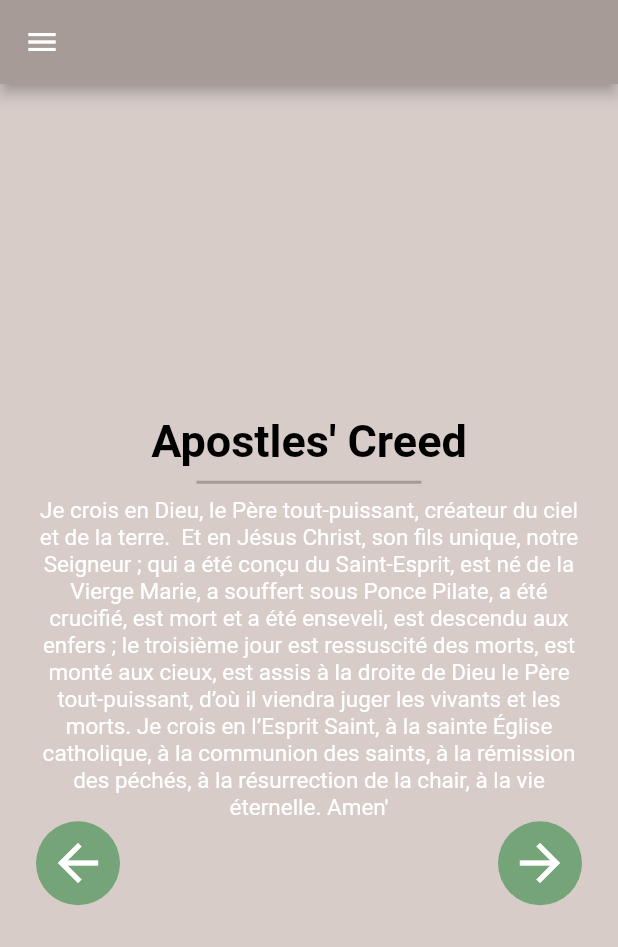
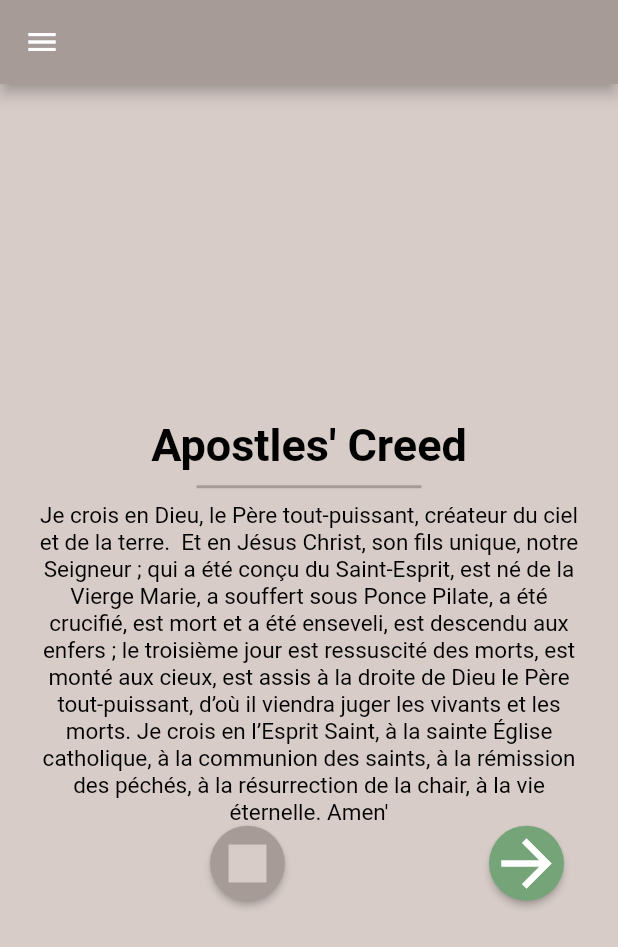
Before and after one commit to PierreJunior/MysteresApp, a Flutter app: the screen it shows after launch, after a tap on "Pray", on a phone screen of 412 x 824 dp. Shown: the top 947 px of the screen. Run offline on Flutter 3.47's test engine with Material 2 defaults, Android fonts, the phone set to English and light mode, and no system bars; our stand-ins replace another_flushbar, dropdown_button2, wave; Roboto replaces fonts that are missing (NotoSansJP Bold).

Commit message:
styled the back and forward buttons and changed them from TextButton to ElevatedButton

```diff
--- a/lib/components/color_palette.dart
+++ b/lib/components/color_palette.dart
@@ -7,4 +7,6 @@ class ColorPalette {
   static const secondary = Color(0xFFa5d6a7);
   static const secondaryLight = Color(0xFFd7ffd9);
   static const secondaryDark = Color(0xFF75a478);
+  static const primaryWarning = Color(0xFFe69064);
+  static const secondaryWarning = Color(0xFFe69064);
 }
--- a/lib/screens/pray_screen.dart
+++ b/lib/screens/pray_screen.dart
@@ -1,9 +1,10 @@
-import 'package:awesome_snackbar_content/awesome_snackbar_content.dart';
 import 'package:flutter/material.dart';
 import 'package:mysteres/components/color_palette.dart';
 import 'package:mysteres/components/font.dart';
 import 'package:mysteres/navigation_Drawer.dart';
+import 'package:mysteres/screens/landing_screen.dart';
 import 'package:mysteres/services/rosary_prayer_service.dart';
+import 'package:another_flushbar/flushbar.dart';
 
 class PrayScreen extends StatefulWidget {
   const PrayScreen({Key? key, required this.selectedDay}) : super(key: key);
@@ -18,6 +19,7 @@ class _PrayScreenState extends State<PrayScreen> {
   late final RosaryPrayerService _rosaryPrayerService =
       RosaryPrayerService(widget.selectedDay);
   late Map<String, Object> _selectedPrayer;
+  bool _isVisible = false;
 
   // _PrayScreenState(String selectedDay) {
   //   _rosaryPrayerService = RosaryPrayerService(selectedDay);
@@ -29,6 +31,20 @@ class _PrayScreenState extends State<PrayScreen> {
     initPrayer();
   }
 
+  void showButton() {
+    setState(() {
+      _isVisible = true;
+    });
+  }
+
+  void hideButton() {
+    setState(() {
+      if (_rosaryPrayerService.getCurrentStep() == 2) {
+        _isVisible = false;
+      }
+    });
+  }
+
   void nextStep() {
     _rosaryPrayerService.increaseStep();
   }
@@ -37,10 +53,36 @@ class _PrayScreenState extends State<PrayScreen> {
     _rosaryPrayerService.decreaseStep();
   }
 
+  bool lastStep() {
+    if (_rosaryPrayerService.getCurrentStep() == 30) {
+      return true;
+    } else {
+      return false;
+    }
+  }
+
   void getPrayer() {
     setState(() {
       _selectedPrayer = _rosaryPrayerService.getPrayer();
     });
+  }
+
+  void notificationPrayer() {
+    Flushbar(
+      backgroundColor: ColorPalette.secondaryDark,
+      message: 'Prayer Finished!',
+      duration: const Duration(seconds: 5),
+      flushbarPosition: FlushbarPosition.TOP,
+    ).show(context);
+  }
+
+  void notificationEndedEarly() {
+    Flushbar(
+      backgroundColor: ColorPalette.primaryWarning,
+      message: 'You ended your Rosary early',
+      duration: const Duration(seconds: 5),
+      flushbarPosition: FlushbarPosition.TOP,
+    ).show(context);
   }
 
   void initPrayer() {
@@ -85,7 +127,8 @@ class _PrayScreenState extends State<PrayScreen> {
                     Text(
                       _selectedPrayer["value"] as String? ?? "",
                       style: const TextStyle(
-                        color: Colors.white,
+                        color: Colors.black,
+                        fontFamily: "NotoSansJP Bold",
                         fontSize: 15,
                       ),
                       textAlign: TextAlign.center,
@@ -97,27 +140,42 @@ class _PrayScreenState extends State<PrayScreen> {
               Row(
                 mainAxisAlignment: MainAxisAlignment.spaceBetween,
                 children: [
-                  TextButton(
+                  Visibility(
+                    visible: _isVisible,
+                    child: ElevatedButton(
                       style: ButtonStyle(
                           shape: MaterialStateProperty.all<OutlinedBorder>(
                               const CircleBorder()),
                           backgroundColor: MaterialStateProperty.all<Color>(
                               ColorPalette.secondaryDark)),
                       onPressed: () {
-                      if (_rosaryPrayerService.getCurrentStep() <= 1) {
-                        null;
-                      } else {
+                        hideButton();
                         previousStep();
                         getPrayer();
-                      }
                       },
                       child: const Icon(
                         Icons.arrow_back,
                         color: Colors.white,
-                      size: 40,
+                        size: 50,
                       ),
                     ),
-                  TextButton(
+                  ),
+                  ElevatedButton(
+                      style: ButtonStyle(
+                          shape: MaterialStateProperty.all<OutlinedBorder>(
+                              const CircleBorder()),
+                          backgroundColor: MaterialStateProperty.all<Color>(
+                              ColorPalette.primaryDark)),
+                      onPressed: () {
+                        Navigator.popAndPushNamed(context, LandingScreen.id);
+                        notificationEndedEarly();
+                      },
+                      child: const Icon(
+                        Icons.stop,
+                        color: ColorPalette.primary,
+                        size: 50,
+                      )),
+                  ElevatedButton(
                     style: ButtonStyle(
                         shape: MaterialStateProperty.all<OutlinedBorder>(
                             const CircleBorder()),
@@ -126,28 +184,23 @@ class _PrayScreenState extends State<PrayScreen> {
                     onPressed: () {
                       if (_rosaryPrayerService.getCurrentStep() >=
                           _rosaryPrayerService.getTotalPrayerSteps()) {
-                          var snackBar = SnackBar(
-                            elevation: 0,
-                            behavior: SnackBarBehavior.floating,
-                            backgroundColor: Colors.transparent,
-                            content: AwesomeSnackbarContent(
-                              title: 'Finished',
-                              message: '',
-                              contentType: ContentType.success,
-                              color: Colors.cyan,
-                            ),
-                          );
-                          ScaffoldMessenger.of(context).showSnackBar(snackBar);
+                        Navigator.popAndPushNamed(context, LandingScreen.id);
+                        notificationPrayer();
                       } else {
+                        showButton();
                         nextStep();
                         getPrayer();
+                        //   Icons.arrow_forward,
+                        // color: Colors.white,
+                        // size: 40,
                       }
                     },
-                      child: const Icon(
-                        Icons.arrow_forward,
+                    child: Icon(
+                      (lastStep()) ? Icons.check : Icons.arrow_forward,
                       color: Colors.white,
-                        size: 40,
-                      )),
+                      size: 50,
+                    ),
+                  ),
                 ],
               ),
             ],
--- a/lib/services/rosary_prayer_service.dart
+++ b/lib/services/rosary_prayer_service.dart
@@ -543,11 +543,13 @@ class RosaryPrayerService {
 
   void increaseStep() {
     _currentStep++;
+    print(_currentStep);
   }
 
   void decreaseStep() {
     if (_currentStep > 1) {
       _currentStep--;
+      print(_currentStep);
     }
   }
 
```
Also changed, not shown: pubspec.yaml (+9 -0 lines), pubspec.lock. Lines whose indentation alone changed are shown as unchanged.
